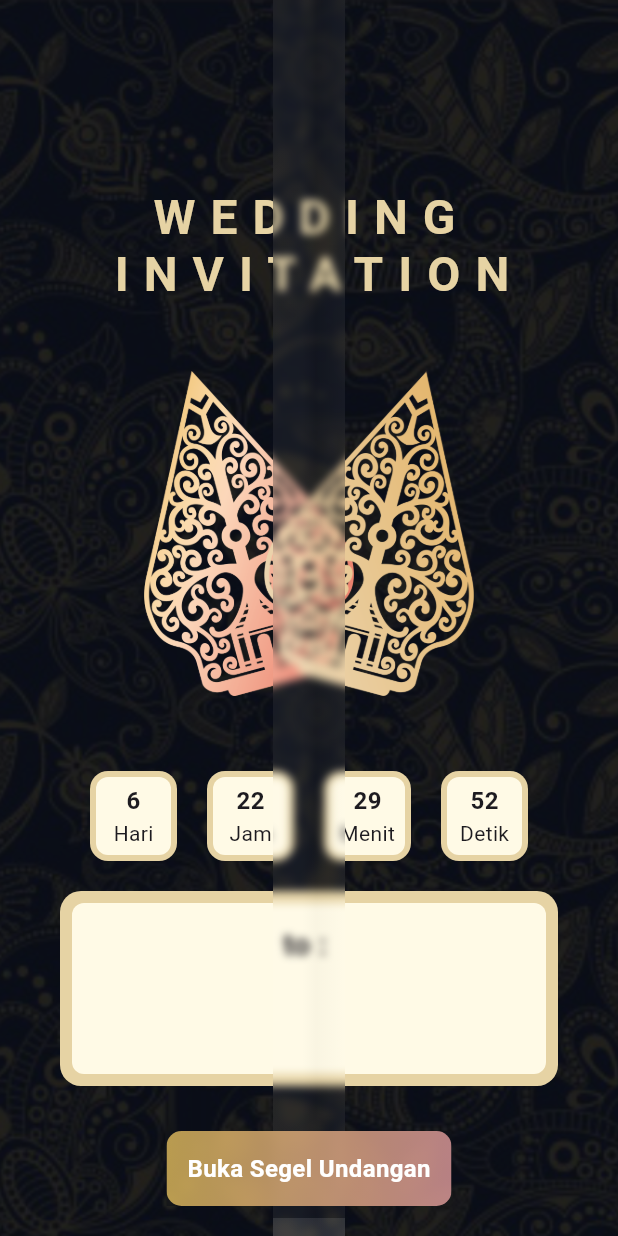
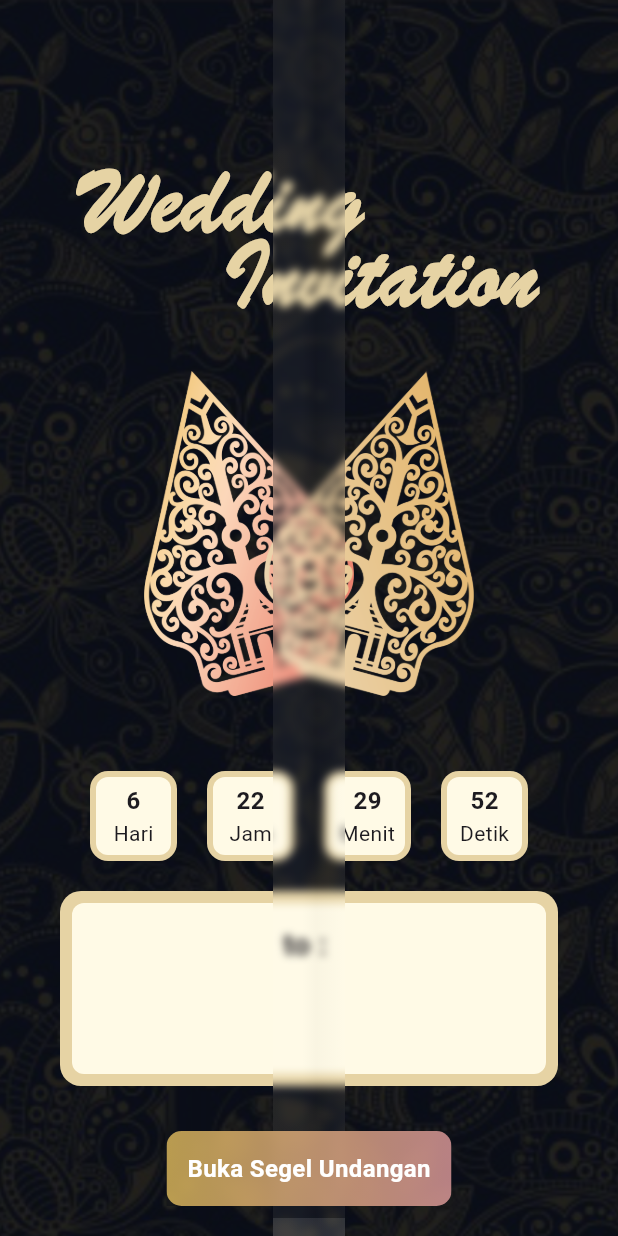
Before and after one commit to faequl96/invitation_app, a Flutter app: the screen it shows after launch, on a phone screen of 412 x 824 dp. Run offline on Flutter 3.47's test engine with Material 3 defaults, Android fonts, the phone set to English and light mode, and no system bars.

Commit message:
change title font

```diff
--- a/lib/app.dart
+++ b/lib/app.dart
@@ -60,6 +60,7 @@ class _AppState extends State<App> {
       debugShowCheckedModeBanner: false,
       home: Scaffold(
         body: Stack(
+          alignment: AlignmentDirectional.bottomCenter,
           children: [
             Page1(scrollValue: scrollValue),
             Container(
@@ -101,30 +102,54 @@ class _AppState extends State<App> {
               right: -moveValue,
               child: const RightBackground(isTransparent: true),
             ),
+            // Positioned(
+            //   bottom: 600 + (scrollValue / 14),
+            //   child: Opacity(
+            //     opacity: flashValue,
+            //     child: const Text(
+            //       "WEDDING\nINVITATION",
+            //       textAlign: TextAlign.center,
+            //       style: TextStyle(
+            //         fontSize: 38,
+            //         fontWeight: FontWeight.w800,
+            //         color: Color.fromARGB(255, 230, 211, 164),
+            //         height: 1.2,
+            //         letterSpacing: 6,
+            //       ),
+            //     ),
+            //   ),
+            // ),
             Positioned(
-              bottom: 600 + (scrollValue / 14),
-              child: SizedBox(
-                width: size.width,
-                height: 120,
-                child: Row(
-                  mainAxisAlignment: MainAxisAlignment.center,
-                  children: [
-                    const SizedBox(width: 4),
-                    Opacity(
+              bottom: 650 + (scrollValue / 14),
+              left: 54,
+              child: Opacity(
                 opacity: flashValue,
                 child: const Text(
-                        "WEDDING\nINVITATION",
-                        textAlign: TextAlign.center,
+                  "Wedding",
                   style: TextStyle(
-                          fontSize: 32,
+                    fontFamily: "BrushScriptMT",
+                    fontSize: 66,
                     fontWeight: FontWeight.bold,
                     color: Color.fromARGB(255, 230, 211, 164),
                     height: 1.2,
-                          letterSpacing: 10,
                   ),
                 ),
               ),
-                  ],
+            ),
+            Positioned(
+              bottom: 600 + (scrollValue / 14),
+              right: 54,
+              child: Opacity(
+                opacity: flashValue,
+                child: const Text(
+                  "Invitation",
+                  style: TextStyle(
+                    fontFamily: "BrushScriptMT",
+                    fontSize: 66,
+                    fontWeight: FontWeight.bold,
+                    color: Color.fromARGB(255, 230, 211, 164),
+                    height: 1.2,
+                  ),
                 ),
               ),
             ),
--- a/lib/pages/page_1/page_1.dart
+++ b/lib/pages/page_1/page_1.dart
@@ -41,18 +41,18 @@ class Page1 extends StatelessWidget {
             ),
           ),
           AnimatedPositioned(
-            duration: const Duration(milliseconds: 500),
+            duration: const Duration(milliseconds: 400),
             bottom: 444,
             right: scrollValue > size.height - 50 ? 140 : 40,
             child: AnimatedOpacity(
-              duration: const Duration(milliseconds: 500),
+              duration: const Duration(milliseconds: 400),
               opacity: scrollValue > size.height - 50 ? 1 : 0,
               child: const Text(
                 "Betina",
                 style: TextStyle(
                   fontFamily: "BrushScriptMT",
                   fontSize: 50,
-                  fontWeight: FontWeight.bold,
+                  fontWeight: FontWeight.w600,
                   color: Color.fromARGB(255, 230, 211, 164),
                 ),
               ),
@@ -61,42 +61,42 @@ class Page1 extends StatelessWidget {
           Positioned(
             bottom: 384,
             child: AnimatedOpacity(
-              duration: const Duration(milliseconds: 500),
+              duration: const Duration(milliseconds: 400),
               opacity: scrollValue > size.height - 1 ? 1 : 0,
               child: const Text(
                 "&",
                 style: TextStyle(
                   fontFamily: "BrushScriptMT",
                   fontSize: 56,
-                  fontWeight: FontWeight.bold,
+                  fontWeight: FontWeight.w600,
                   color: Color.fromARGB(255, 230, 211, 164),
                 ),
               ),
             ),
           ),
           AnimatedPositioned(
-            duration: const Duration(milliseconds: 500),
+            duration: const Duration(milliseconds: 400),
             bottom: 344,
             left: scrollValue > size.height - 50 ? 140 : 40,
             child: AnimatedOpacity(
-              duration: const Duration(milliseconds: 500),
+              duration: const Duration(milliseconds: 400),
               opacity: scrollValue > size.height - 50 ? 1 : 0,
               child: const Text(
                 "Jantan",
                 style: TextStyle(
                   fontFamily: "BrushScriptMT",
                   fontSize: 50,
-                  fontWeight: FontWeight.bold,
+                  fontWeight: FontWeight.w600,
                   color: Color.fromARGB(255, 230, 211, 164),
                 ),
               ),
             ),
           ),
           AnimatedPositioned(
-            duration: const Duration(milliseconds: 500),
+            duration: const Duration(milliseconds: 400),
             bottom: scrollValue > size.height - 50 ? 120 : 50,
             child: AnimatedOpacity(
-              duration: const Duration(milliseconds: 500),
+              duration: const Duration(milliseconds: 400),
               opacity: scrollValue > size.height - 50 ? 1 : 0,
               child: Text(
                 dateFormater.format(_dateTime),
```
Lines whose indentation alone changed are shown as unchanged.
